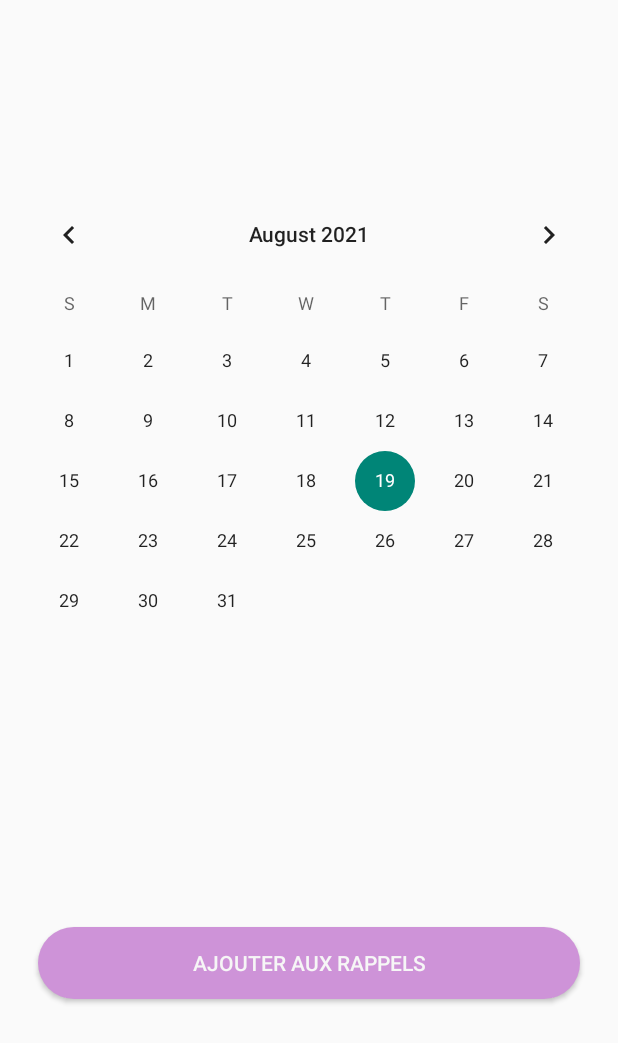
After one commit to Goridev/TodoList, an Android app: the layout fragment_dialog_details_calendar.xml on its own in the app's theme, with its tools: preview values and no code run, on a phone screen of 412 x 824 dp. The commit adds this screen. Shown: the top 1043 px of the screen. Run offline under Robolectric (Android 15) with nearby library versions, the phone set to English and light mode, and no system bars.

Commit message:
Trying to add feature calendar reminder + README.md

```diff
--- a/app/src/main/AndroidManifest.xml
+++ b/app/src/main/AndroidManifest.xml
@@ -2,6 +2,8 @@
 <manifest xmlns:android="http://schemas.android.com/apk/res/android"
     package="io.gghf.todolist">
 
+    <uses-permission android:name="android.permission.READ_CALENDAR"></uses-permission>
+    <uses-permission android:name="android.permission.WRITE_CALENDAR"></uses-permission>
     <application
         android:allowBackup="true"
         android:icon="@mipmap/logo"
--- a/app/src/main/java/io/gghf/todolist/views/FragmentDialogDetails.java
+++ b/app/src/main/java/io/gghf/todolist/views/FragmentDialogDetails.java
@@ -128,6 +128,8 @@ public class FragmentDialogDetails extends DialogFragment implements AdapterView
     public void onClick(View view) {
         switch(view.getId()){
             case R.id.details_reminder_task:
+                FragmentDialogDetailsCalendar calendar = FragmentDialogDetailsCalendar.newInstance(adapter);
+                calendar.show(getParentFragmentManager(),"calendar");
                 break;
             case R.id.details_trash_task:
                 taskLiveData.removeTasks(text.getText().toString());
--- /dev/null
+++ b/app/src/main/res/layout/fragment_dialog_details_calendar.xml
@@ -0,0 +1,26 @@
+<?xml version="1.0" encoding="utf-8"?>
+<androidx.constraintlayout.widget.ConstraintLayout xmlns:android="http://schemas.android.com/apk/res/android"
+    android:layout_width="match_parent"
+    android:layout_height="match_parent"
+    xmlns:app="http://schemas.android.com/apk/res-auto">
+    <CalendarView
+        android:id="@+id/reminder_calendar"
+        android:layout_width="match_parent"
+        android:layout_height="wrap_content"
+        app:layout_constraintBottom_toTopOf="@id/button_set_calendar"
+        app:layout_constraintTop_toTopOf="parent"/>
+    <Button
+        app:layout_constraintTop_toBottomOf="@+id/reminder_calendar"
+        app:layout_constraintBottom_toBottomOf="parent"
+        app:layout_constraintLeft_toLeftOf="parent"
+        app:layout_constraintRight_toRightOf="parent"
+        android:layout_marginVertical="@dimen/dimen_35dp"
+        android:layout_marginHorizontal="@dimen/dimen_25dp"
+        android:paddingHorizontal="@dimen/dimen_35dp"
+        android:id="@+id/button_set_calendar"
+        android:text="@string/button_set_calendar"
+        android:textColor="@color/colorWhite"
+        android:layout_width="match_parent"
+        android:layout_height="wrap_content"
+        android:background="@drawable/btn" />
+</androidx.constraintlayout.widget.ConstraintLayout>
--- a/app/src/main/res/values/strings.xml
+++ b/app/src/main/res/values/strings.xml
@@ -4,13 +4,14 @@
     <string name="main_fragment_label">Main Fragment</string>
     <string name="edit_main_create_title_hint">Titre</string>
     <string name="edit_main_create_text_hint">Tâche</string>
-    <string name="button_main_create_task">Create</string>
+    <string name="button_main_create_task">Créer</string>
     <string name="text_title_create">Créer une nouvelle tâches</string>
     <string name="generic_title_task_recycler">Generic Title task</string>
     <string name="generic_task_recycler">Generic Task</string>
     <string name="generic_created_date_task_recycler">Generic created date</string>
     <string name="generic_state_task_recycler">Generic state</string>
     <string name="some_text"><![CDATA[<h1><i><b>Nouveau Intent</b></i></h1> ]]></string>
+    <string name="button_set_calendar">Ajouter aux rappels</string>
     <string-array name="state_task">
         <item>Todo</item>
         <item>WorkInProgress</item>
```
Also changed, not shown: app/src/main/java/io/gghf/todolist/models/TaskAdapter.java (+6 -4 lines), app/src/main/java/io/gghf/todolist/views/FragmentDialogDetailsCalendar.java (added, +97 -0 lines), 1 other file.
